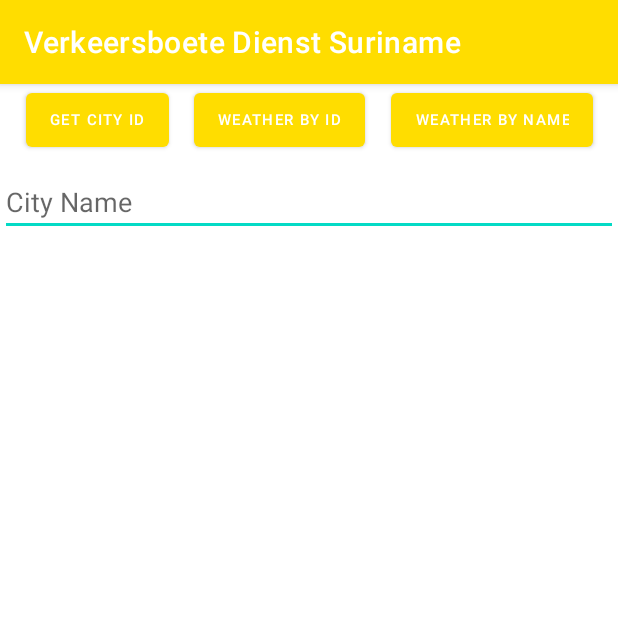
After one commit to shivan04/KPS, an Android app: the WeatherMainActivity screen opened directly, with no data from a screen before it, on a phone screen of 412 x 824 dp, the top half of it. The commit adds this screen. Run offline under Robolectric (Android 15) with nearby library versions, the phone set to English and light mode, and no system bars; our stand-ins replace Volley.

Commit message:
Weather api

```diff
--- a/app/build.gradle
+++ b/app/build.gradle
@@ -42,6 +42,7 @@ dependencies {
     androidTestImplementation 'androidx.test.espresso:espresso-core:3.3.0'
     //noinspection GradleCompatible
     implementation 'com.android.support:design:28.0.0'
+    implementation 'com.android.volley:volley:1.2.0'
 
 
 }
--- /dev/null
+++ b/app/src/main/java/sr/unasat/kpsfinetracker/rest/WeatherMainActivity.java
@@ -0,0 +1,110 @@
+package sr.unasat.kpsfinetracker.rest;
+
+import androidx.appcompat.app.AppCompatActivity;
+
+import android.os.Bundle;
+import android.view.View;
+import android.widget.ArrayAdapter;
+import android.widget.Button;
+import android.widget.EditText;
+import android.widget.ListView;
+import android.widget.Toast;
+
+import java.util.List;
+
+import sr.unasat.kpsfinetracker.R;
+
+public class WeatherMainActivity extends AppCompatActivity {
+
+    Button btn_CityID, btn_getWeatherByID, btn_getWeatherByName;
+    EditText et_dataInput;
+    ListView lv_weatherReport;
+
+    @Override
+    protected void onCreate(Bundle savedInstanceState) {
+        super.onCreate(savedInstanceState);
+        setContentView(R.layout.activity_weather_main);
+
+        btn_CityID = (Button)findViewById(R.id.btn_getCityID);
+        btn_getWeatherByID = (Button)findViewById(R.id.btn_getWeatherByCityID);
+        btn_getWeatherByName = (Button)findViewById(R.id.btn_getWeatherByCityName);
+
+        et_dataInput = (EditText)findViewById(R.id.et_dataInput);
+        lv_weatherReport = (ListView)findViewById(R.id.lv_weatherReports);
+
+        final WeatherDataService weatherDataService = new WeatherDataService(WeatherMainActivity.this);
+
+        //Click listener for each button
+        btn_CityID.setOnClickListener(new View.OnClickListener() {
+            @Override
+            public void onClick(View v) {
+
+
+                //this didn't return anything.
+                weatherDataService.getCityID(et_dataInput.getText().toString(), new WeatherDataService.VolleyResponseListener() {
+                    @Override
+                    public void onError(String message) {
+                        Toast.makeText(WeatherMainActivity.this, "Something wrong",  Toast.LENGTH_SHORT).show();
+
+                    }
+
+                    @Override
+                    public void onResponse(String cityID) {
+                        Toast.makeText(WeatherMainActivity.this, "Returned an ID of " + cityID, Toast.LENGTH_SHORT).show();
+
+                    }
+                });
+
+            }
+        });
+        btn_getWeatherByID.setOnClickListener(new View.OnClickListener() {
+            @Override
+            public void onClick(View v) {
+
+
+
+                weatherDataService.getCityForecastByID(et_dataInput.getText().toString(), new WeatherDataService.ForeCastByIDResponse() {
+                    @Override
+                    public void onError(String message) {
+                        Toast.makeText(WeatherMainActivity.this, "Something wrong", Toast.LENGTH_SHORT).show();
+
+                    }
+
+                    @Override
+                    public void onResponse(List<WeatherReportModel> weatherReportModels) {
+                        // put the entire list into the listview control
+
+                        ArrayAdapter arrayAdapter = new ArrayAdapter(WeatherMainActivity.this, android.R.layout.simple_list_item_1, weatherReportModels);
+                        lv_weatherReport.setAdapter(arrayAdapter);
+
+                    }
+                });
+
+
+
+            }
+        });
+        btn_getWeatherByName.setOnClickListener(new View.OnClickListener() {
+            @Override
+            public void onClick(View v) {
+                weatherDataService.getCityForecastByName(et_dataInput.getText().toString(), new WeatherDataService.GetCityForecastByNameCallback() {
+                    @Override
+                    public void onError(String message) {
+                        Toast.makeText(WeatherMainActivity.this, "Something wrong", Toast.LENGTH_SHORT).show();
+
+                    }
+
+                    @Override
+                    public void onResponse(List<WeatherReportModel> weatherReportModels) {
+                        // put the entire list into the listview control
+
+                        ArrayAdapter arrayAdapter = new ArrayAdapter(WeatherMainActivity.this, android.R.layout.simple_list_item_1, weatherReportModels);
+                        lv_weatherReport.setAdapter(arrayAdapter);
+
+                    }
+                });
+
+            }
+        });
+    }
+}
--- /dev/null
+++ b/app/src/main/res/layout/activity_weather_main.xml
@@ -0,0 +1,64 @@
+<?xml version="1.0" encoding="utf-8"?>
+<androidx.constraintlayout.widget.ConstraintLayout xmlns:android="http://schemas.android.com/apk/res/android"
+    xmlns:app="http://schemas.android.com/apk/res-auto"
+    xmlns:tools="http://schemas.android.com/tools"
+    android:layout_width="match_parent"
+    android:layout_height="match_parent"
+    tools:context=".rest.WeatherMainActivity">
+
+    <Button
+        android:id="@+id/btn_getCityID"
+        android:layout_width="wrap_content"
+        android:layout_height="wrap_content"
+        android:text="Get city id"
+        android:textSize="10dp"
+        app:layout_constraintEnd_toStartOf="@+id/btn_getWeatherByCityID"
+        app:layout_constraintStart_toStartOf="parent"
+        app:layout_constraintTop_toTopOf="parent" />
+
+    <Button
+        android:id="@+id/btn_getWeatherByCityID"
+        android:layout_width="wrap_content"
+        android:layout_height="wrap_content"
+        android:text="weather by id"
+        android:textSize="10dp"
+        app:layout_constraintEnd_toStartOf="@+id/btn_getWeatherByCityName"
+        app:layout_constraintStart_toEndOf="@+id/btn_getCityID"
+        app:layout_constraintTop_toTopOf="@id/btn_getCityID" />
+
+
+    <Button
+        android:id="@+id/btn_getWeatherByCityName"
+        android:layout_width="wrap_content"
+        android:layout_height="wrap_content"
+        android:text="weather by name"
+        android:textSize="10dp"
+        app:layout_constraintEnd_toEndOf="parent"
+        app:layout_constraintStart_toEndOf="@+id/btn_getWeatherByCityID"
+        app:layout_constraintTop_toTopOf="@+id/btn_getWeatherByCityID" />
+
+    <EditText
+        android:id="@+id/et_dataInput"
+        android:layout_width="0dp"
+        android:layout_height="wrap_content"
+        android:layout_marginTop="8dp"
+        android:ems="10"
+        android:hint="City Name"
+        android:inputType="textPersonName"
+        app:layout_constraintEnd_toEndOf="parent"
+        app:layout_constraintStart_toStartOf="parent"
+        app:layout_constraintTop_toBottomOf="@+id/btn_getCityID" />
+
+    <ListView
+        android:id="@+id/lv_weatherReports"
+        android:layout_width="402dp"
+        android:layout_height="629dp"
+        android:layout_marginStart="4dp"
+        android:layout_marginEnd="5dp"
+        app:layout_constraintEnd_toEndOf="parent"
+        app:layout_constraintStart_toStartOf="parent"
+        app:layout_constraintTop_toBottomOf="@+id/et_dataInput" />
+
+
+
+</androidx.constraintlayout.widget.ConstraintLayout>
--- a/app/src/main/res/menu/sidemenu.xml
+++ b/app/src/main/res/menu/sidemenu.xml
@@ -9,6 +9,10 @@
         android:title="Contact"
         app:showAsAction="never"/>
 
+    <item android:id="@+id/weatherBtn"
+        android:orderInCategory="100"
+        android:title="Weather"
+        app:showAsAction="never"/>
 
     <item android:id="@+id/logoutBtn"
             android:orderInCategory="100"
```
Also changed, not shown: app/src/main/AndroidManifest.xml (+5 -5 lines), app/src/main/java/sr/unasat/kpsfinetracker/MainActivity.java (+8 -0 lines), app/src/main/java/sr/unasat/kpsfinetracker/fragments/weather_fragment.java (deleted, +0 -55 lines), app/src/main/java/sr/unasat/kpsfinetracker/rest/MySingleton.java (added, +41 -0 lines), app/src/main/java/sr/unasat/kpsfinetracker/rest/WeatherDataService.java (added, +183 -0 lines), app/src/main/java/sr/unasat/kpsfinetracker/rest/WeatherReportModel.java (added, +170 -0 lines), app/src/main/res/layout/fragment_weather_fragment.xml (deleted, +0 -98 lines).
